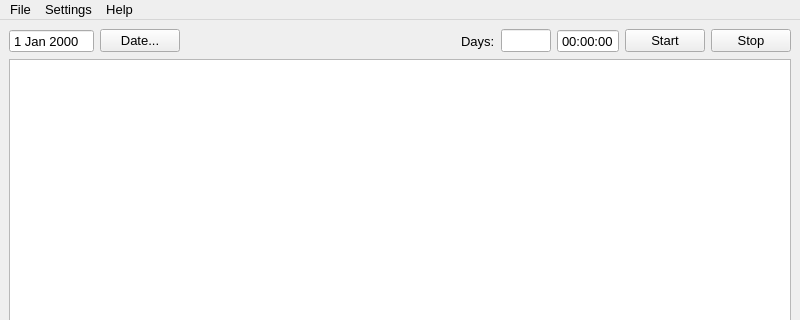
Before: the Qt Designer form mainwindow.ui in OscarVegener/UnderManager, drawn with Qt 5; both pictures show x 0 to 800 and y 0 to 320 of the 800 by 600 pixel window.
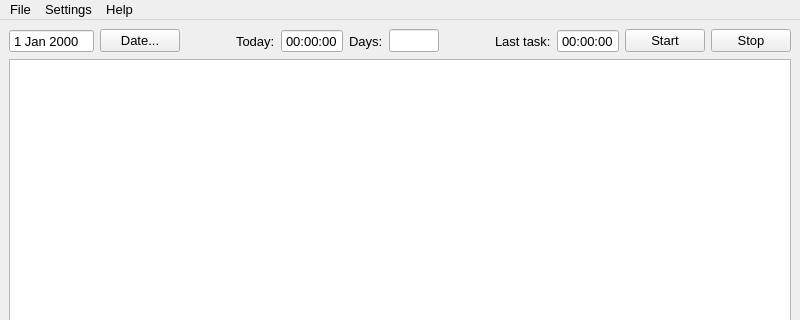
After: the same form once the commit is applied. Icons and pictures are not drawn.

Commit message: Fixed bug with incorrect creating new task when other date is selected

Patch:
```diff
--- a/mainwindow.ui
+++ b/mainwindow.ui
@@ -72,6 +72,29 @@
         </property>
        </spacer>
       </item>
+      <item>
+       <widget class="QLabel" name="todayLabel">
+        <property name="text">
+         <string>Today:</string>
+        </property>
+       </widget>
+      </item>
+      <item>
+       <widget class="QTimeEdit" name="timeEditToday">
+        <property name="focusPolicy">
+         <enum>Qt::NoFocus</enum>
+        </property>
+        <property name="readOnly">
+         <bool>true</bool>
+        </property>
+        <property name="buttonSymbols">
+         <enum>QAbstractSpinBox::NoButtons</enum>
+        </property>
+        <property name="displayFormat">
+         <string>hh:mm:ss</string>
+        </property>
+       </widget>
+      </item>
       <item>
        <widget class="QLabel" name="label">
         <property name="text">
@@ -95,6 +118,26 @@
         </property>
        </widget>
       </item>
+      <item>
+       <spacer name="horizontalSpacer_2">
+        <property name="orientation">
+         <enum>Qt::Horizontal</enum>
+        </property>
+        <property name="sizeHint" stdset="0">
+         <size>
+          <width>40</width>
+          <height>20</height>
+         </size>
+        </property>
+       </spacer>
+      </item>
+      <item>
+       <widget class="QLabel" name="labelLastTask">
+        <property name="text">
+         <string>Last task:</string>
+        </property>
+       </widget>
+      </item>
       <item>
        <widget class="QTimeEdit" name="timeEdit">
         <property name="font">
```
The commit also changes 5 other files.
